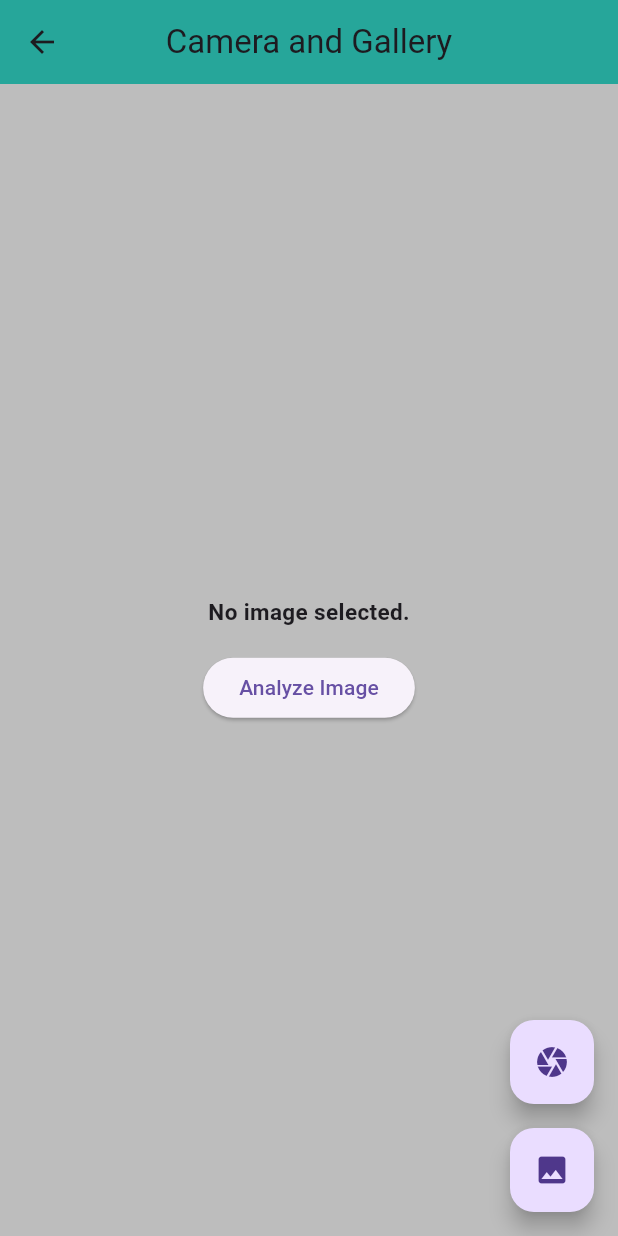
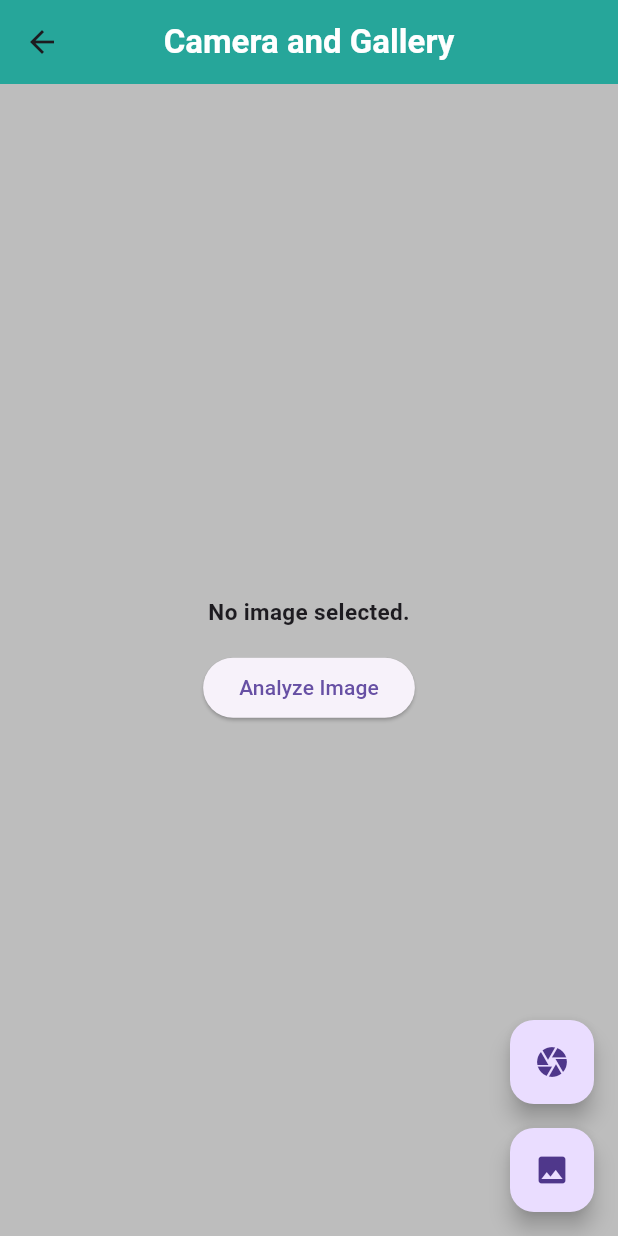
Before and after one commit to Abdo-Elsabagh/Agribot, a Flutter app: the CameraGalleryPage screen opened directly, on a phone screen of 412 x 824 dp. Run offline on Flutter 3.47's test engine with Material 3 defaults, Android fonts, the phone set to English and light mode, and no system bars; our stand-ins replace image_picker, liquid_pull_to_refresh, percent_indicator; missing offline and left inert: charts_painter, dart:ffi, flutter_barcode_scanner.

Commit message:
add text

```diff
--- a/lib/Scanning3.dart
+++ b/lib/Scanning3.dart
@@ -37,7 +37,10 @@ class _CameraGalleryPageState extends State<CameraGalleryPage> {
         backgroundColor: Colors.teal[400],
         elevation: 0,
         centerTitle: true,
-        title: Text('Camera and Gallery'),
+        title: const Text(
+          'Camera and Gallery',
+          style: TextStyle(color: Colors.white, fontWeight: FontWeight.bold),
+        ),
       ),
       body: Center(
         child: Column(
```
